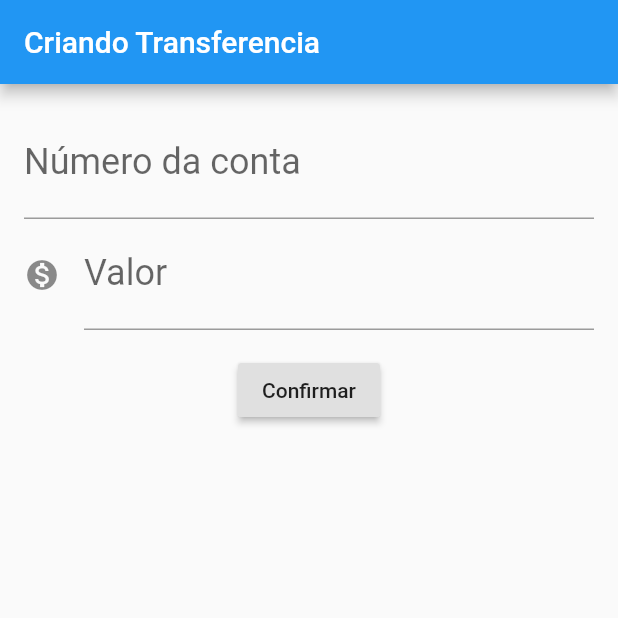
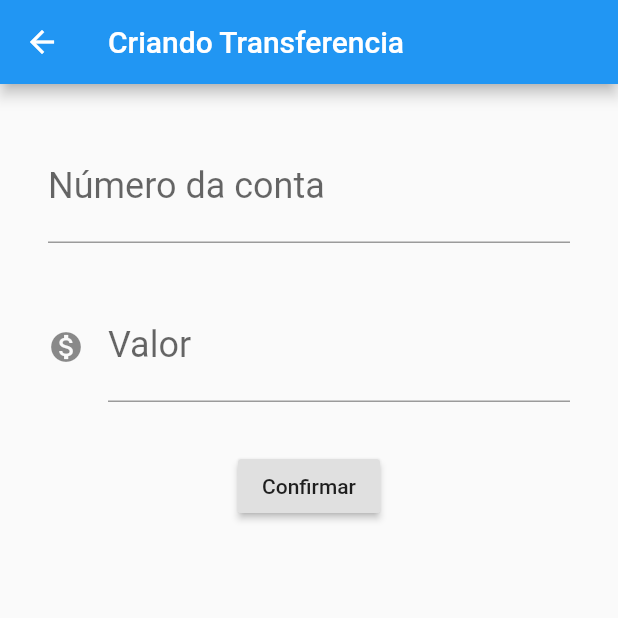
Before and after one commit to AlexandreDelPicolo/bytebank_flutter, a Flutter app: the FormularioTransferencias screen opened directly, after a tap on "Confirmar", on a phone screen of 412 x 824 dp, the top half of it. Run offline on Flutter 3.47's test engine with Material 2 defaults, Android fonts, the phone set to English and light mode, and no system bars.

Commit message:
Separado componente de input de valores e adicionado navigator

```diff
--- a/lib/main.dart
+++ b/lib/main.dart
@@ -7,7 +7,7 @@ class BytebankApp extends StatelessWidget {
   Widget build(BuildContext context) {
     return MaterialApp(
       home: Scaffold(
-        body: FormularioTransferencias(),
+        body: ListaTransferencias(),
       ),
     );
   }
@@ -25,48 +25,64 @@ class FormularioTransferencias extends StatelessWidget {
         padding: const EdgeInsets.all(16.0),
         child: Column(
           children: [
-            TextField(
-              controller: _controladorNumeroConta,
-              decoration: InputDecoration(
-                labelText: 'Número da conta',
-                hintText: '0000',
-              ),
-              style: TextStyle(
-                fontSize: 24.0,
-              ),
-              keyboardType: TextInputType.number,
+            Editor(
+              controlador: _controladorNumeroConta,
+              rotulo: 'Número da conta',
+              dica: '0000',
             ),
-            TextField(
-              controller: _controladorValor,
-              decoration: InputDecoration(
-                icon: Icon(Icons.monetization_on),
-                labelText: 'Valor',
-                hintText: '00.0',
-              ),
-              style: TextStyle(
-                fontSize: 24.0,
-              ),
-              keyboardType: TextInputType.number,
+            Editor(
+              controlador: _controladorValor,
+              rotulo: 'Valor',
+              dica: '00.0',
+              icone: Icons.monetization_on,
             ),
             Padding(
               padding: const EdgeInsets.only(top: 16.0),
               child: RaisedButton(
                 child: Text('Confirmar'),
-                onPressed: () {
-                  final int numeroConta =
-                      int.tryParse(_controladorNumeroConta.text);
-                  final double valor = double.tryParse(_controladorValor.text);
-
-                  if (numeroConta > 0 && valor > 0) {
-                    final transferenciaCriada =
-                        Transferencia(valor, numeroConta);
-                    debugPrint('$transferenciaCriada');
-                  }
-                },
+                onPressed: () => _criarTransferencia(context),
               ),
             ),
           ],
         ),
+      ),
+    );
+  }
+
+  void _criarTransferencia(context) {
+    final int numeroConta = int.tryParse(_controladorNumeroConta.text);
+    final double valor = double.tryParse(_controladorValor.text);
+
+    if (numeroConta <= 0 && valor <= 0) return;
+
+    final transferenciaCriada = Transferencia(valor, numeroConta);
+    Navigator.pop(context, transferenciaCriada);
+  }
+}
+
+class Editor extends StatelessWidget {
+  final TextEditingController controlador;
+  final String rotulo;
+  final String dica;
+  final IconData icone;
+
+  Editor({this.controlador, this.rotulo, this.dica, this.icone});
+
+  @override
+  Widget build(BuildContext context) {
+    return Padding(
+      padding: const EdgeInsets.all(16.0),
+      child: TextField(
+        controller: controlador,
+        decoration: InputDecoration(
+          icon: icone != null ? Icon(icone) : null,
+          labelText: rotulo,
+          hintText: dica,
+        ),
+        style: TextStyle(
+          fontSize: 24.0,
+        ),
+        keyboardType: TextInputType.number,
       ),
     );
   }
@@ -89,7 +105,17 @@ class ListaTransferencias extends StatelessWidget {
       ),
       floatingActionButton: FloatingActionButton(
         child: Icon(Icons.add),
-        onPressed: () {},
+        onPressed: () {
+          final Future<Transferencia> future = Navigator.push(
+            context,
+            MaterialPageRoute(builder: (context) {
+              return FormularioTransferencias();
+            }),
+          );
+          future.then((transferenciaRecebida) {
+            print('$transferenciaRecebida');
+          });
+        },
       ),
     );
   }
```
